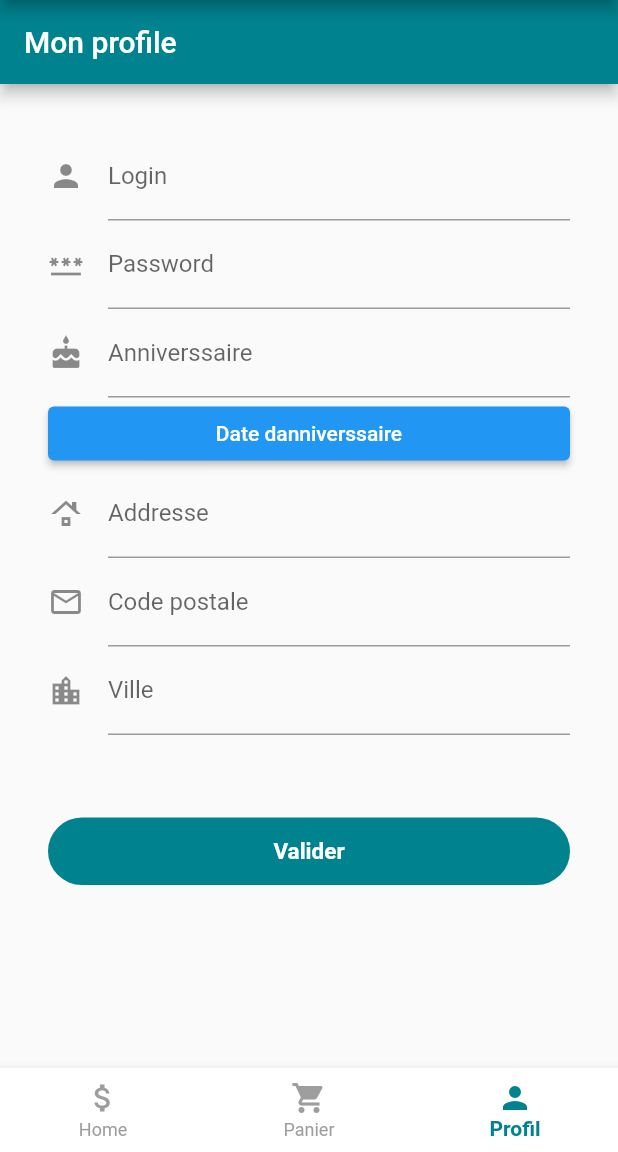
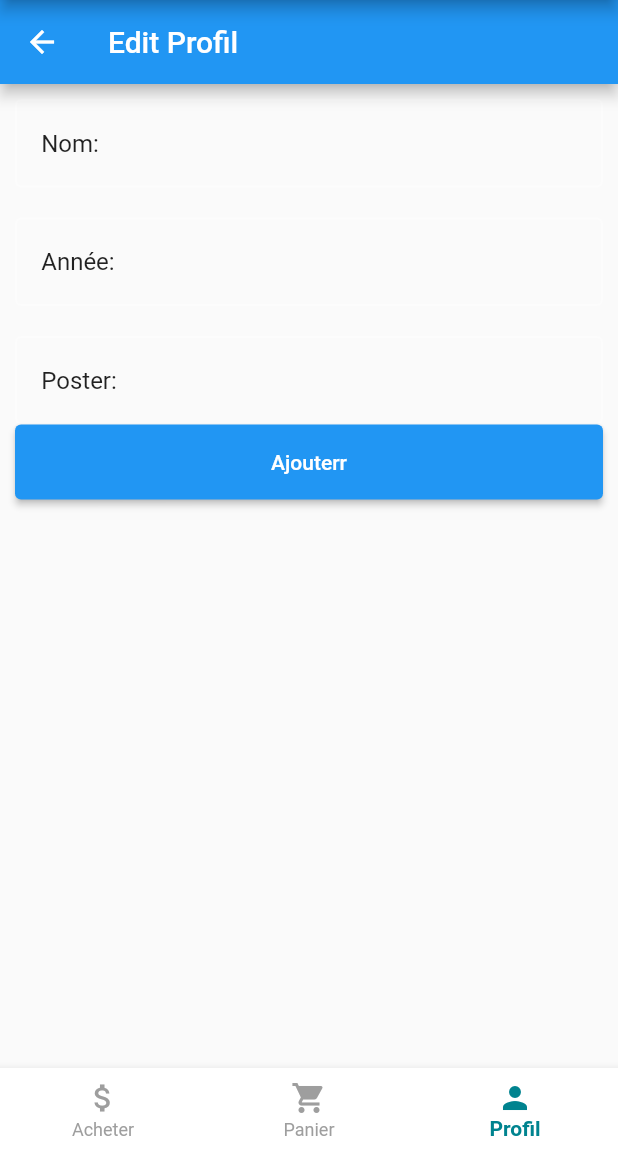
Before and after one commit to AmineMarzak1/miaged_Marzak_Amine, a Flutter app: the BottomNavController screen opened directly, item 3 of the bottom bar chosen, on a phone screen of 412 x 824 dp, the part 84-1236 px from its top. Run offline on Flutter 3.47's test engine with Material 2 defaults, Android fonts, the phone set to English and light mode, and no system bars; our stand-ins replace cloud_firestore, firebase_auth, firebase_core, fluttertoast, lottie; accounts and stored records are empty; network calls fail.

Commit message:
page acheter et page panier fini

```diff
--- /dev/null
+++ b/lib/NavigationBar/Pages/profil.dart
@@ -0,0 +1,212 @@
+import 'package:flutter/material.dart';
+import 'package:cloud_firestore/cloud_firestore.dart';
+import 'package:firebase_auth/firebase_auth.dart';
+
+import '../../Component.dart';
+import '../../Toast.dart';
+import '../navbar.dart';
+
+class Profil extends StatefulWidget {
+  const Profil({Key? key}) : super(key: key);
+  @override
+  _ProfilState createState() => new _ProfilState();
+}
+
+enum Groups { groupe1, groupe2}
+
+class _ProfilState extends State<Profil> {
+  final nameController = TextEditingController();
+  final yearController = TextEditingController();
+  final posterController = TextEditingController();
+  List<String> categories = [];
+
+  @override
+  Widget build(BuildContext context) {
+    return Scaffold(
+      appBar: AppBar(
+        title: const Text('Edit Profil'),
+      ),
+      body: Padding(
+        padding: const EdgeInsets.all(10),
+        child: Column(
+          children: [
+            ListTile(
+              shape: RoundedRectangleBorder(
+                borderRadius: BorderRadius.circular(4),
+                side: const BorderSide(color: Colors.white30, width: 1.5),
+              ),
+              title: Row(
+                children: [
+                  const Text('Nom: '),
+                  Expanded(
+                    child: TextField(
+                      decoration: const InputDecoration(
+                        border: InputBorder.none,
+                      ),
+                      controller: nameController,
+                    ),
+                  ),
+                ],
+              ),
+            ),
+            const SizedBox(height: 20),
+            ListTile(
+              shape: RoundedRectangleBorder(
+                borderRadius: BorderRadius.circular(4),
+                side: const BorderSide(color: Colors.white30, width: 1.5),
+              ),
+              title: Row(
+                children: [
+                  const Text('Année: '),
+                  Expanded(
+                    child: TextField(
+                      decoration: const InputDecoration(
+                        border: InputBorder.none,
+                      ),
+                      controller: yearController,
+                    ),
+                  ),
+                ],
+              ),
+            ),
+            const SizedBox(height: 20),
+            ListTile(
+              shape: RoundedRectangleBorder(
+                borderRadius: BorderRadius.circular(4),
+                side: const BorderSide(color: Colors.white30, width: 1.5),
+              ),
+              title: Row(
+                children: [
+                  const Text('Poster: '),
+                  Expanded(
+                    child: TextField(
+                      decoration: const InputDecoration(
+                        border: InputBorder.none,
+                      ),
+                      controller: posterController,
+                    ),
+                  ),
+                ],
+              ),
+            ),
+            ElevatedButton(
+              style: ElevatedButton.styleFrom(
+                minimumSize: const Size.fromHeight(50),
+              ),
+              onPressed: () {
+                FirebaseFirestore.instance.collection('Movies').add({
+                  'name': nameController.value.text,
+                  'year': yearController.value.text,
+                  'poster': posterController.value.text,
+                });
+              },
+              child: const Text('Ajouterr'),
+            ),
+          ],
+        ),
+      ),
+    );
+  }
+}
+
+/*
+class _ProfilState extends State<Profil> {
+  String _value = 'Mon profile';
+  String _valueq1 = 'Entrer votre date d anniverssaire';
+  String _valueq2 = '   Parmi ces langages lesquels vous maitrisez?';
+
+  Future _selectDate() async {
+    DateTime? picked = await showDatePicker(
+      context: context,
+      initialDate: new DateTime.now(),
+      firstDate: new DateTime(1900),
+      lastDate: new DateTime.now(),
+    );
+    if (picked != null) setState(() => _valueq1 = picked.toString());
+  }
+
+  @override
+  static const String _title = 'Mon profile';
+  Groups? _character = Groups.groupe1;
+  // user10@gmail.com
+  Widget build(BuildContext context) {
+
+    final logindb = TextEditingController();
+    return Scaffold(
+        appBar: AppBar(
+            backgroundColor: bcolor,
+            automaticallyImplyLeading: false,
+            title: const Text(_title)),
+        body: new ListView(
+            padding: new EdgeInsets.all(32.0),
+            //child: new Column(
+            children: <Widget>[
+              new TextField(
+                controller: logindb,
+                decoration: new InputDecoration(
+                  labelText: 'Login',
+                  hintText: 'Enter your user name',
+                  icon: new Icon(Icons.person),
+                ),
+              ), // login
+              new TextField(
+                obscureText: true,
+                decoration: new InputDecoration(
+                  labelText: 'Password',
+                  hintText: 'Enter your pwd',
+                  icon: new Icon(Icons.password),
+                ),
+              ), // pwd
+              new TextField(
+                decoration: new InputDecoration(
+                  labelText: 'Anniverssaire',
+                  hintText: _valueq1,
+                  icon: new Icon(Icons.cake),
+                ),
+              ), // anniv
+              new ElevatedButton(onPressed: _selectDate, child: new Text('Date d''anniverssaire'),),
+              new TextField(
+                decoration: new InputDecoration(
+                  labelText: 'Addresse',
+                  hintText: 'Entrer votre addresse',
+                  icon: new Icon(Icons.roofing),
+                ),
+              ), // addresse
+              new TextField(
+                decoration: new InputDecoration(
+                  labelText: 'Code postale',
+                  hintText: 'Entrer votre code postale',
+                  icon: new Icon(Icons.local_post_office_outlined),
+                ),
+              ), // code postale
+              new TextField(
+                decoration: new InputDecoration(
+                  labelText: 'Ville',
+                  hintText: 'Entrer votre ville',
+                  icon: new Icon(Icons.location_city),
+                ),
+              ), // ville
+              SizedBox(
+                height: 55,
+              ),
+              ElevatedButton(
+                  onPressed: (){
+                    Map<String,String> dataTatoSave={
+                      'login': logindb.text,
+                    };
+                    FirebaseFirestore.instance.collection('users').add(dataTatoSave);
+                  },
+                  child: Text('Valider')),
+
+              roundbutton(
+                  title: "Valider",
+                  tapfun: () {
+
+                  }),
+            ]
+          // )
+        )
+    );
+  }
+}
+*/
--- a/lib/navbar.dart
+++ b/lib/NavigationBar/navbar.dart
@@ -1,12 +1,12 @@
 import 'package:flutter/material.dart';
-import 'package:miaged/panier.dart';
+import 'package:miaged/NavigationBar/Pages/panier.dart';
 import 'package:miaged/loginscreen.dart';
-import 'package:miaged/Homescreen.dart';
-import 'package:miaged/profil.dart';
+import 'package:miaged/NavigationBar/Pages/Homescreen.dart';
+import 'package:miaged/NavigationBar/Pages/profil.dart';
 import 'package:firebase_auth/firebase_auth.dart';
 import 'package:fluttertoast/fluttertoast.dart';
 
-import 'Component.dart';
+import '../Component.dart';
 
 
 class BottomNavController extends StatefulWidget {
@@ -55,7 +55,7 @@ class _BottomNavControllerState extends State<BottomNavController> {
         items: [
           BottomNavigationBarItem(
             icon: Icon(Icons.attach_money),
-            label: "Home",
+            label: "Acheter",
           ),
 
           BottomNavigationBarItem(
--- a/lib/SignUpScreen.dart
+++ b/lib/SignUpScreen.dart
@@ -1,11 +1,11 @@
 import 'dart:ui';
 
 import 'package:firebase_auth/firebase_auth.dart';
-import 'package:miaged/Homescreen.dart';
+import 'package:miaged/NavigationBar/Pages/Homescreen.dart';
 
 import 'Component.dart';
 import 'Toast.dart';
-import 'Homescreen.dart';
+import 'NavigationBar/Pages/Homescreen.dart';
 import 'package:flutter/material.dart';
 
 import 'loginscreen.dart';
--- a/lib/Splashscreen.dart
+++ b/lib/Splashscreen.dart
@@ -2,7 +2,7 @@ import 'dart:async';
 import 'package:firebase_auth/firebase_auth.dart';
 import 'package:lottie/lottie.dart';
 import 'package:flutter/material.dart';
-import 'Homescreen.dart';
+import 'package:miaged/NavigationBar/Pages/Homescreen.dart';
 import 'loginscreen.dart';
 
 class splashscreen extends StatefulWidget {
--- a/lib/loginscreen.dart
+++ b/lib/loginscreen.dart
@@ -8,9 +8,9 @@ import 'Component.dart';
 import 'package:flutter/material.dart';
 
 import 'Forgetpassword.dart';
-import 'Homescreen.dart';
+import 'NavigationBar/Pages/Homescreen.dart';
 import 'SignUpScreen.dart';
-import 'navbar.dart';
+import 'NavigationBar/navbar.dart';
 import 'Toast.dart';
 
 class loginscreen extends StatefulWidget {
--- a/lib/profil.dart
+++ /dev/null
@@ -1,105 +0,0 @@
-import 'package:flutter/material.dart';
-
-import 'package:firebase_auth/firebase_auth.dart';
-
-import 'Component.dart';
-import 'Toast.dart';
-import 'navbar.dart';
-
-class Profil extends StatefulWidget {
-  @override
-  _ProfilState createState() => new _ProfilState();
-}
-
-
-enum Groups { groupe1, groupe2}
-class _ProfilState extends State<Profil> {
-
-  bool isChecked1 = false;
-  bool isChecked2 = false;
-  String _value = 'Mon profile';
-  String _valueq1 = 'Entrer votre date d anniverssaire';
-  String _valueq2 = '   Parmi ces langages lesquels vous maitrisez?';
-
-  Future _selectDate() async {
-    DateTime? picked = await showDatePicker(
-        context: context,
-        initialDate: new DateTime.now(),
-        firstDate: new DateTime(1900),
-        lastDate: new DateTime.now(),
-    );
-    if (picked != null) setState(() => _valueq1 = picked.toString());
-  }
-
-  @override
-  static const String _title = 'Mon profile';
-  Groups? _character = Groups.groupe1;
-  // user10@gmail.com
-  Widget build(BuildContext context) {
-    return Scaffold(
-        appBar: AppBar(
-            backgroundColor: bcolor,
-            automaticallyImplyLeading: false,
-            title: const Text(_title)),
-        body: new ListView(
-            padding: new EdgeInsets.all(32.0),
-            //child: new Column(
-            children: <Widget>[
-              new TextField(
-                decoration: new InputDecoration(
-                  labelText: 'Login',
-                  hintText: 'Enter your user name',
-                  icon: new Icon(Icons.person),
-                ),
-              ), // login
-              new TextField(
-                obscureText: true,
-                decoration: new InputDecoration(
-                  labelText: 'Password',
-                  hintText: 'Enter your pwd',
-                  icon: new Icon(Icons.password),
-                ),
-              ), // pwd
-              new TextField(
-                decoration: new InputDecoration(
-                  labelText: 'Anniverssaire',
-                  hintText: _valueq1,
-                  icon: new Icon(Icons.cake),
-                ),
-              ), // anniv
-              new ElevatedButton(onPressed: _selectDate, child: new Text('Date d''anniverssaire'),),
-              new TextField(
-                decoration: new InputDecoration(
-                  labelText: 'Addresse',
-                  hintText: 'Entrer votre addresse',
-                  icon: new Icon(Icons.roofing),
-                ),
-              ), // addresse
-              new TextField(
-                decoration: new InputDecoration(
-                  labelText: 'Code postale',
-                  hintText: 'Entrer votre code postale',
-                  icon: new Icon(Icons.local_post_office_outlined),
-                ),
-              ), // code postale
-              new TextField(
-                decoration: new InputDecoration(
-                  labelText: 'Ville',
-                  hintText: 'Entrer votre ville',
-                  icon: new Icon(Icons.location_city),
-                ),
-              ), // ville
-              SizedBox(
-                height: 55,
-              ),
-              roundbutton(
-                  title: "Valider",
-                  tapfun: () {
-
-                  }),
-            ]
-          // )
-        )
-    );
-  }
-}
--- a/pubspec.yaml
+++ b/pubspec.yaml
@@ -38,7 +38,7 @@ dependencies:
   cupertino_icons: ^1.0.2
   firebase_auth: ^4.1.5
   firebase_core: ^2.3.0
-  cloud_firestore: ^4.1.0
+  cloud_firestore: ^4.3.0
   fluttertoast: ^8.1.2
   lottie: ^1.2.1
   toast_message: ^0.0.1
```
Also changed, not shown: lib/Homescreen.dart (deleted, +0 -38 lines), lib/NavigationBar/Pages/Homescreen.dart (added, +74 -0 lines), lib/NavigationBar/Pages/panier.dart (added, +66 -0 lines), lib/panier.dart (deleted, +0 -94 lines), pubspec.lock.
